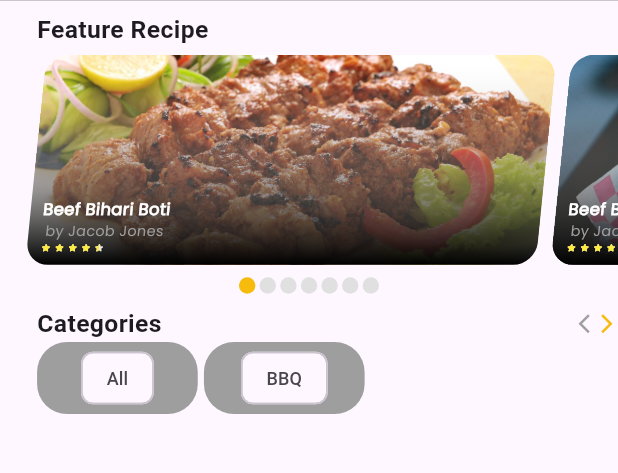
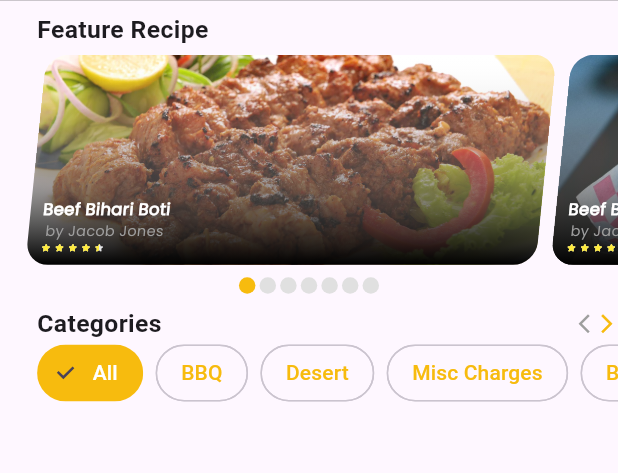
Before and after one commit to ashrafarif59/food, a Flutter app: the Home screen opened directly, on a phone screen of 412 x 824 dp, the part 247-720 px from its top. Run offline on Flutter 3.47's test engine with Material 2 defaults, Android fonts, the phone set to English and light mode, and no system bars; drawn by our look-alikes of flutter_rating_stars; our stand-ins replace sizer.

```diff
--- a/lib/view/screen/home.dart
+++ b/lib/view/screen/home.dart
@@ -15,8 +15,11 @@ class Home extends StatefulWidget {
 
 class _HomeState extends State<Home> {
   int currentIndex = 0;
+  int choiceListIndex = 0;
   double rating = 4.5;
   List<String> image = [food, ban2, ban3, ban4, ban5, ban6, ban7, food];
+
+  List<String> ChoiceList = ['All', 'BBQ', 'Desert', 'Misc Charges', 'Beverage', 'Cold Coffee'];
 
   @override
   Widget build(BuildContext context) {
@@ -202,12 +205,42 @@ class _HomeState extends State<Home> {
                          Icon(Icons.arrow_forward_ios_sharp,size: 15,color: AppColors.primaryColor),
                        ],
                      ),
-                    Row(
-                      children: [
-                        chipWidget(label: 'All'),
-                        chipWidget(label: 'BBQ')
-                      ],
-                    ),
+
+          Container(
+            height: 5.h,
+            child: ListView.builder(
+                   scrollDirection: Axis.horizontal,
+                     itemCount: ChoiceList.length,
+                     itemBuilder: (context,index)
+              {
+                return  Padding(
+                  padding:  EdgeInsets.only(right:1.h),
+                  child: ChoiceChip(
+                    label: Text(
+                    ChoiceList[index],
+                   style: TextStyle(
+                     color: choiceListIndex ==index ? Colors.white : AppColors.primaryColor
+                   ) ,),
+                      selected: choiceListIndex ==index ? true :false,
+                      selectedColor: AppColors.primaryColor,
+                    disabledColor: Colors.white,
+                    shape:RoundedRectangleBorder(
+                      borderRadius: BorderRadius.circular(30.0),
+
+
+                  ),
+
+                    onSelected:(isSelected){
+                    setState(() {
+                      choiceListIndex =index;
+                    });
+
+                    } ,
+                  ),
+                );
+              }
+            ),
+          ),
 
                   ],
                 ),
--- a/lib/widget/chipfillter.dart
+++ b/lib/widget/chipfillter.dart
@@ -16,38 +16,8 @@ class _chipWidgetState extends State<chipWidget> {
   bool _isSelected=false;
   @override
   Widget build(BuildContext context) {
-    return  Padding(
-      padding: EdgeInsets.only(right: .5.h),
-      child: Container(
-       width: 13.h,
-      decoration: BoxDecoration(
-        color: Colors.grey,
-        borderRadius: BorderRadius.circular(20)
-      ),
-
-        child: FilterChip(
-          //labelPadding: EdgeInsets.all(10.h),
-          label: Text(widget.label,
-          style: TextStyle(
-              fontSize: 12,
-           // color: _isSelected? Colors.white : AppColors.primaryColor
-          ),),
-          backgroundColor: Colors.transparent,
-            avatarBorder: LinearBorder.top(),
-          //shadowColor: Colors.grey,
-          //selected: _isSelected,
-          onSelected: (isSelected)
-          {
-            setState(() {
-              _isSelected=isSelected;
-            });
-
-          },
-          //   avatar: iconyn == true ?CircleAvatar(child: Icon(iconName,size: 20,color: Colors.black,),backgroundColor: Colors.white,)
-          //     :null,
-          //shape:
-        ),
-      ),
+    return  ChoiceChip(label: Text(widget.label),
+            selected: false
     );
   }
 }
```
